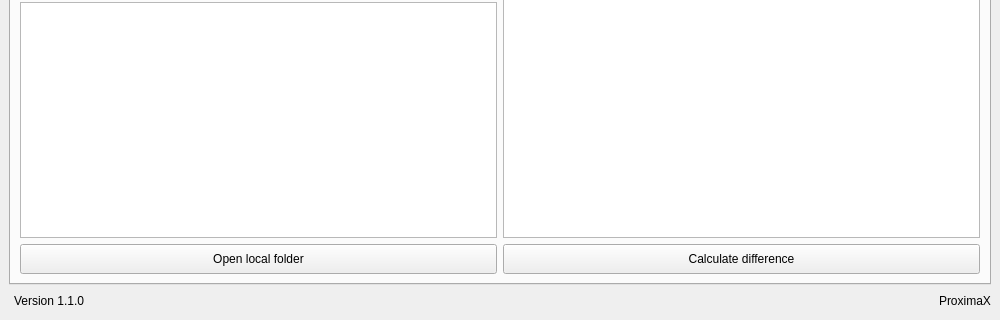
Qt form UserApp/mainwin.ui (proximax-storage/cpp-xpx-storage-user-app) before a commit; both pictures show x 0 to 1000 and y 460 to 780 of the 1000 by 780 pixel window.
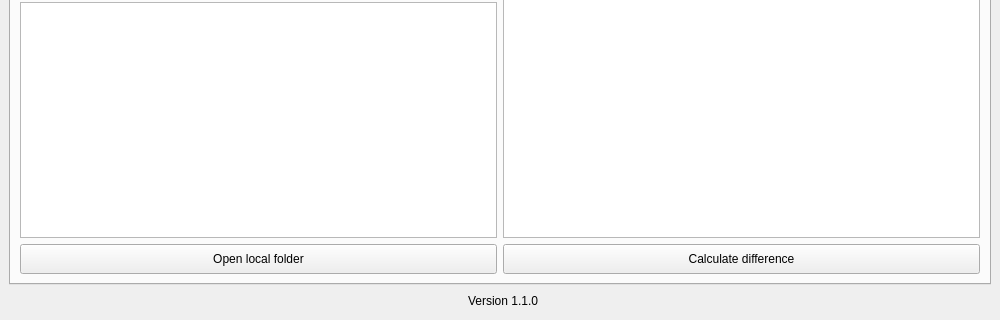
The same form after that commit. The open tabs and pages were chosen to show the change.

Commit message: Removed unnecessary label

The edit to the form file:
```diff
--- a/UserApp/mainwin.ui
+++ b/UserApp/mainwin.ui
@@ -2386,6 +2386,19 @@
     </item>
     <item>
      <layout class="QHBoxLayout" name="horizontalLayout_13">
+      <item>
+       <spacer name="horizontalSpacer_39">
+        <property name="orientation">
+         <enum>Qt::Horizontal</enum>
+        </property>
+        <property name="sizeHint" stdset="0">
+         <size>
+          <width>40</width>
+          <height>20</height>
+         </size>
+        </property>
+       </spacer>
+      </item>
       <item>
        <widget class="QLabel" name="m_appVersion">
         <property name="text">
@@ -2412,19 +2425,6 @@
         </property>
        </spacer>
       </item>
-      <item>
-       <widget class="QLabel" name="m_companyName">
-        <property name="text">
-         <string>ProximaX</string>
-        </property>
-        <property name="indent">
-         <number>-10</number>
-        </property>
-        <property name="openExternalLinks">
-         <bool>false</bool>
-        </property>
-       </widget>
-      </item>
      </layout>
     </item>
    </layout>
```
Left out of the diff: 2 changed lines with no effect on the pictures.
